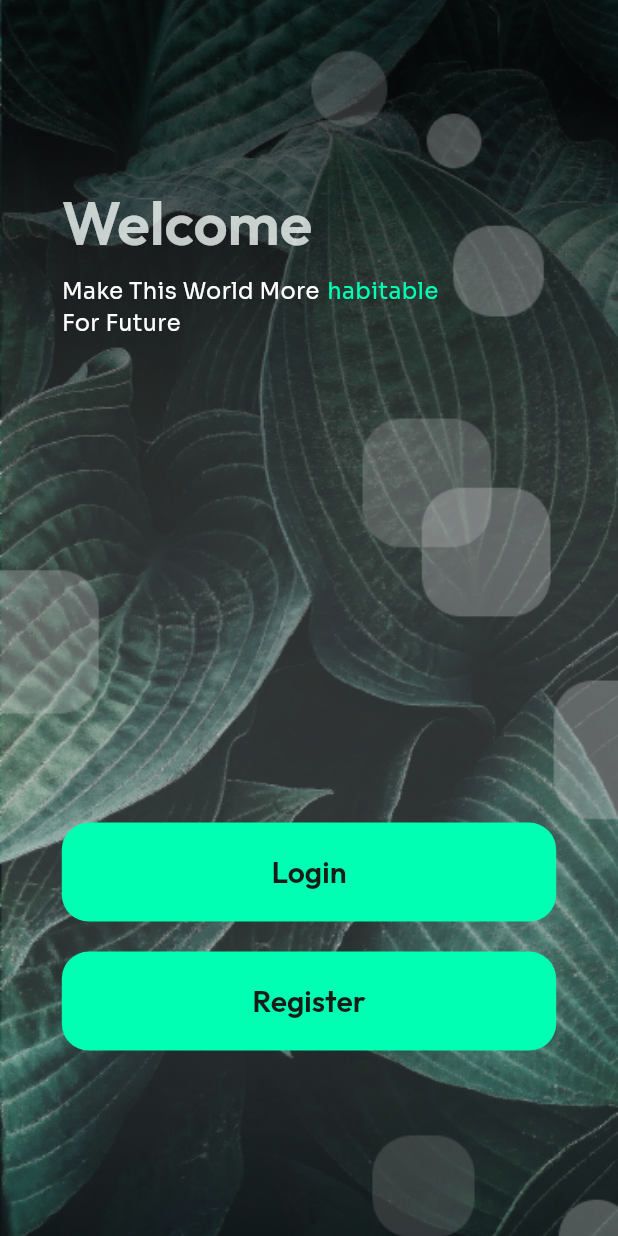
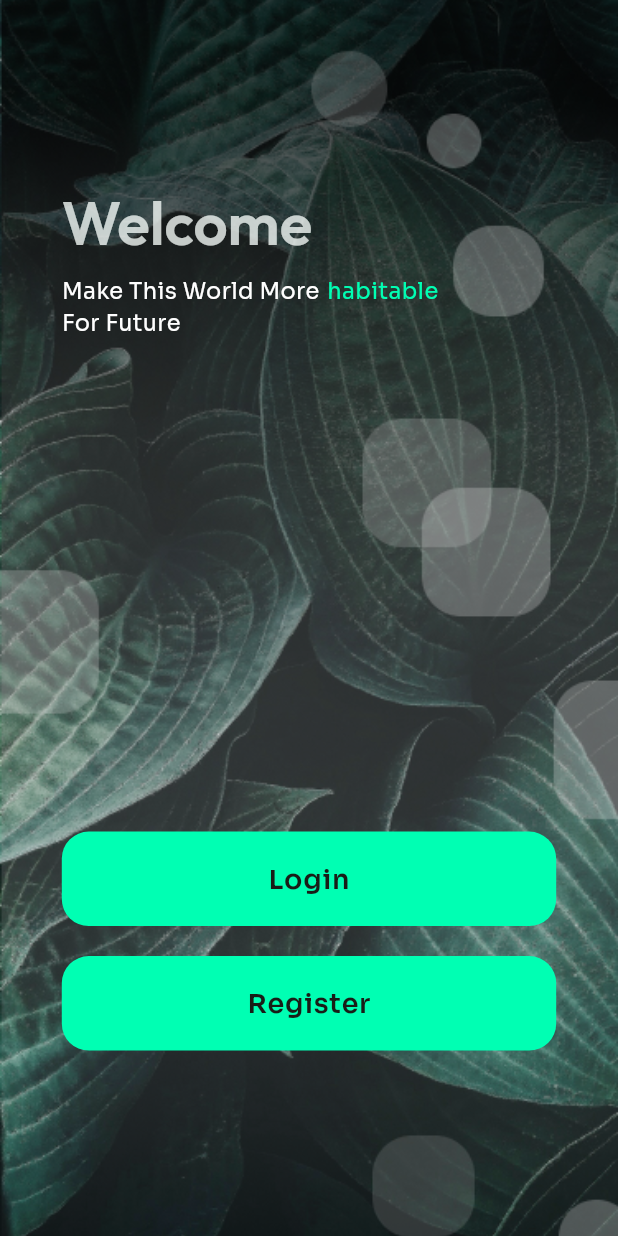
Before and after one commit to SahanCooray/SmartWaste_App, a Flutter app: the screen it shows after launch, on a phone screen of 412 x 824 dp. Run offline on Flutter 3.47's test engine with Material 3 defaults, Android fonts, the phone set to English and light mode, and no system bars; our stand-ins replace curved_navigation_bar, firebase_auth, firebase_core, google_fonts; accounts and stored records are empty.

Commit message:
added styling

```diff
--- a/lib/screens/init.dart
+++ b/lib/screens/init.dart
@@ -1,4 +1,6 @@
 import 'package:flutter/material.dart';
+import 'package:test_app/screens/authentication/authentication.dart';
+import 'package:test_app/widgets/buttons.dart';
 
 class Init extends StatefulWidget {
   const Init({super.key});
@@ -107,31 +109,31 @@ class _InitState extends State<Init> {
                           mainAxisSize: MainAxisSize.max,
                           mainAxisAlignment: MainAxisAlignment.spaceEvenly,
                           children: [
-                            FilledButton(
-                                onPressed: null,
-                                child: Row(
-                                  mainAxisSize: MainAxisSize.max,
-                                  mainAxisAlignment: MainAxisAlignment.center,
-                                  children: [
-                                    Text('Login',
-                                        style: Theme.of(context)
-                                            .textTheme
-                                            .headlineMedium),
-                                  ],
-                                )),
+                            FilledButtonPrimary(
+                                onPressed: () {
+                                  Navigator.push(
+                                    context,
+                                    MaterialPageRoute(
+                                        builder: (context) =>
+                                            const Authenticate(
+                                              isSignIn: false,
+                                            )),
+                                  );
+                                },
+                                text: 'Login'),
                             const SizedBox(height: 20),
-                            FilledButton(
-                                onPressed: null,
-                                child: Row(
-                                  mainAxisSize: MainAxisSize.max,
-                                  mainAxisAlignment: MainAxisAlignment.center,
-                                  children: [
-                                    Text('Register',
-                                        style: Theme.of(context)
-                                            .textTheme
-                                            .headlineMedium),
-                                  ],
-                                )),
+                            FilledButtonPrimary(
+                                onPressed: () {
+                                  Navigator.push(
+                                    context,
+                                    MaterialPageRoute(
+                                        builder: (context) =>
+                                            const Authenticate(
+                                              isSignIn: false,
+                                            )),
+                                  );
+                                },
+                                text: 'Register')
                           ],
                         ),
                       ),
--- a/lib/themes/light.dart
+++ b/lib/themes/light.dart
@@ -4,6 +4,7 @@ import 'package:google_fonts/google_fonts.dart';
 final ThemeData lightTheme = ThemeData(
   colorScheme: ColorScheme.fromSeed(
     seedColor: Colors.green,
+    primary: const Color(0xFF379F99),
     onPrimary: const Color.fromARGB(199, 246, 252, 249),
     onSecondary: const Color.fromARGB(255, 0, 255, 179),
 
@@ -14,23 +15,10 @@ final ThemeData lightTheme = ThemeData(
     headlineLarge:
         GoogleFonts.outfit(fontSize: 40, fontWeight: FontWeight.w600),
     headlineMedium:
-        GoogleFonts.outfit(fontSize: 20, fontWeight: FontWeight.w600),
+        GoogleFonts.outfit(fontSize: 32, fontWeight: FontWeight.w600),
     headlineSmall:
         GoogleFonts.outfit(fontSize: 20, fontWeight: FontWeight.w500),
+    bodyLarge: GoogleFonts.sora(fontSize: 18, fontWeight: FontWeight.w600),
     bodyMedium: GoogleFonts.sora(fontSize: 15, fontWeight: FontWeight.w400),
   ),
-  //add button themes
-  filledButtonTheme: FilledButtonThemeData(
-      style: ButtonStyle(
-    backgroundColor: MaterialStateProperty.all<Color>(
-        const Color.fromARGB(255, 0, 255, 179)),
-    shape: MaterialStateProperty.all<RoundedRectangleBorder>(
-      RoundedRectangleBorder(
-        borderRadius: BorderRadius.circular(18),
-      ),
-    ),
-    padding: MaterialStateProperty.all<EdgeInsetsGeometry>(
-      const EdgeInsets.all(20),
-    ),
-  )),
 );
--- /dev/null
+++ b/lib/widgets/buttons.dart
@@ -0,0 +1,60 @@
+import 'package:flutter/material.dart';
+
+// Custom Widget that encapsulates the FilledButton with specific styles
+class FilledButtonPrimary extends StatelessWidget {
+  final VoidCallback onPressed;
+  final String text;
+
+  const FilledButtonPrimary(
+      {Key? key, required this.onPressed, required this.text})
+      : super(key: key);
+
+  @override
+  Widget build(BuildContext context) {
+    return SizedBox(
+      width: double
+          .infinity, // Makes the button fill the width of its parent container
+      child: FilledButton(
+          onPressed: onPressed,
+          style: ButtonStyle(
+            backgroundColor: MaterialStateProperty.all<Color>(
+                Theme.of(context).colorScheme.onSecondary),
+            shape: MaterialStateProperty.all<RoundedRectangleBorder>(
+              RoundedRectangleBorder(
+                borderRadius: BorderRadius.circular(18),
+              ),
+            ),
+            padding: MaterialStateProperty.all<EdgeInsetsGeometry>(
+                const EdgeInsets.all(18)),
+          ),
+          child: Text(text, style: Theme.of(context).textTheme.bodyLarge)),
+    );
+  }
+}
+
+class OutlinedButtonPrimary extends StatelessWidget {
+  final VoidCallback onPressed;
+  final ButtonStyle? style;
+  final Widget child;
+
+  const OutlinedButtonPrimary(
+      {Key? key, required this.onPressed, required this.child, this.style})
+      : super(key: key);
+
+  @override
+  Widget build(BuildContext context) {
+    return OutlinedButton(
+      onPressed: onPressed,
+      style: ButtonStyle(
+        shape: MaterialStateProperty.all<RoundedRectangleBorder>(
+          RoundedRectangleBorder(
+            borderRadius: BorderRadius.circular(15),
+          ),
+        ),
+        padding: MaterialStateProperty.all<EdgeInsetsGeometry>(
+            const EdgeInsets.all(10)),
+      ),
+      child: child,
+    );
+  }
+}
```
Also changed, not shown: lib/screens/authentication/authentication.dart (+17 -7 lines), lib/screens/authentication/register.dart (+70 -116 lines), lib/widgets/form.dart (added, +51 -0 lines).
